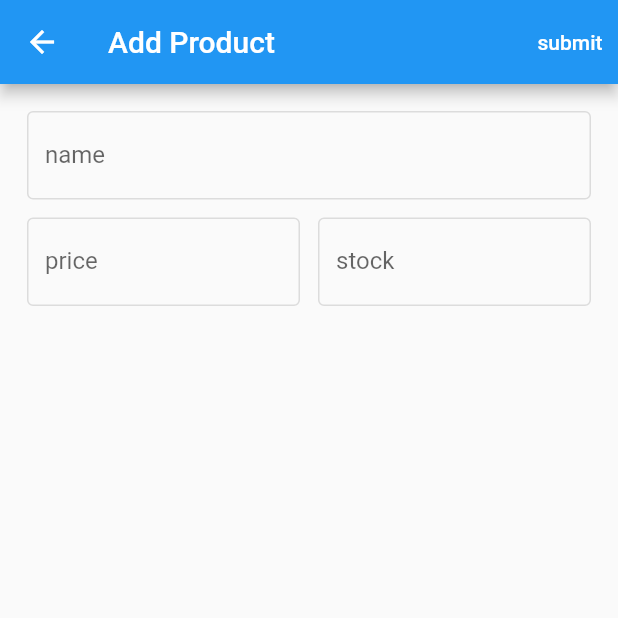
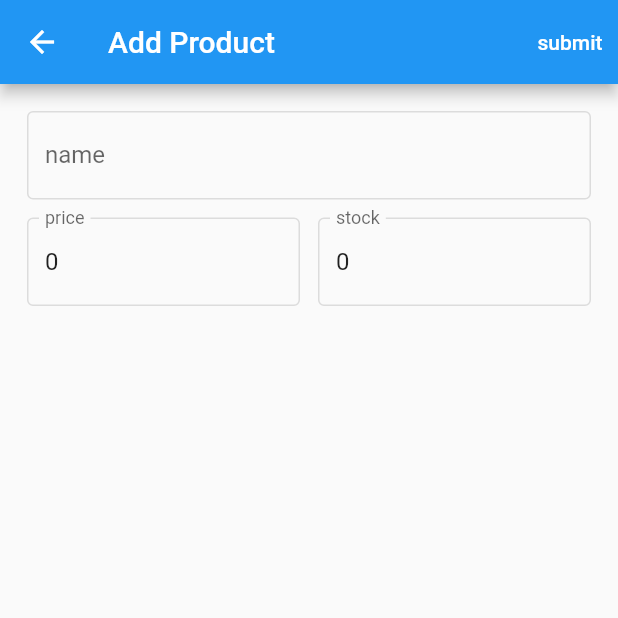
Before and after one commit to yodnamr/master_flutter, a Flutter app: the ManagementPage screen opened by its route, on a phone screen of 412 x 824 dp, the top half of it. Run offline on Flutter 3.47's test engine with Material 2 defaults, Android fonts, the phone set to English and light mode, and no system bars; our stand-ins replace dio, flushbar, font_awesome_flutter, image_picker, shared_preferences; accounts and stored records are empty; network calls fail.

Commit message:
pass parameter and set value form

```diff
--- a/lib/src/pages/home/home_page.dart
+++ b/lib/src/pages/home/home_page.dart
@@ -58,7 +58,7 @@ class _HomePageState extends State<HomePage> {
                   constraint.maxHeight,
                   productList[index],
                   press: () {
-                    print('click!!!');
+                    Navigator.pushNamed(context, AppRoute.managementRoute, arguments: productList[index]);
                   },
                 ),
               ),
--- a/lib/src/pages/management/management_page.dart
+++ b/lib/src/pages/management/management_page.dart
@@ -30,6 +30,11 @@ class _ManagementPageState extends State<ManagementPage> {
 
   @override
   Widget build(BuildContext context) {
+    Object arguments = ModalRoute.of(context).settings.arguments;
+    if (arguments is ProductResponse) {
+      _product = arguments;
+    }
+
     return Scaffold(
       appBar: _buildAppBar(),
       body: SingleChildScrollView(
@@ -78,6 +83,7 @@ class _ManagementPageState extends State<ManagementPage> {
       );
 
   TextFormField _buildNameInput() => TextFormField(
+        initialValue: _product.name ?? "",
         decoration: inputStyle(label: "name"),
         onSaved: (String value) {
           _product.name = value;
@@ -85,6 +91,7 @@ class _ManagementPageState extends State<ManagementPage> {
       );
 
   TextFormField _buildPriceInput() => TextFormField(
+        initialValue: _product.price == null ? '0' : _product.price.toString(),
         decoration: inputStyle(label: "price"),
         keyboardType: TextInputType.number,
         onSaved: (String value) {
@@ -93,6 +100,7 @@ class _ManagementPageState extends State<ManagementPage> {
       );
 
   TextFormField _buildStockInput() => TextFormField(
+        initialValue: _product.stock == null ? '0' : _product.stock.toString(),
         decoration: inputStyle(label: "stock"),
         keyboardType: TextInputType.number,
         onSaved: (String value) {
```
